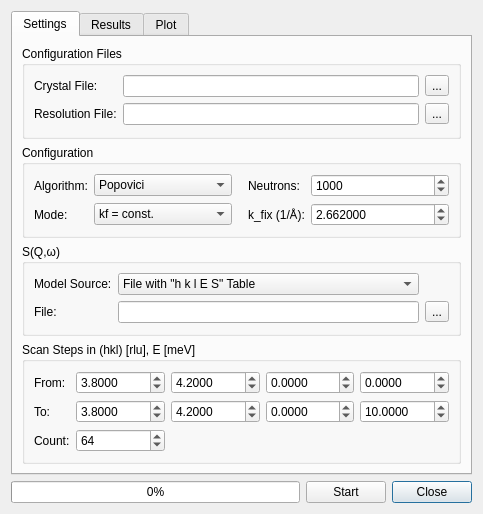
The window that ui/monteconvo.ui (tweber-ill/frm_mirror-takin1) describes before a commit, drawn with Qt 5.
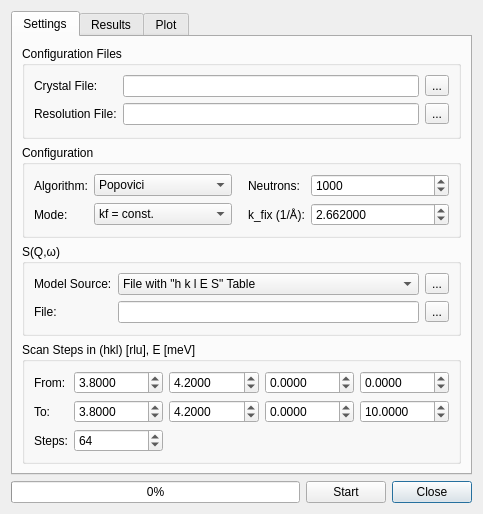
The same window after the commit. Icons and pictures are not drawn. Custom widgets are drawn as their Qt base class.

What changed in the file:
```diff
--- a/ui/monteconvo.ui
+++ b/ui/monteconvo.ui
@@ -335,7 +335,7 @@
              </sizepolicy>
             </property>
             <property name="text">
-             <string>Count:</string>
+             <string>Steps:</string>
             </property>
            </widget>
           </item>
@@ -527,6 +527,16 @@
             </property>
            </widget>
           </item>
+          <item row="0" column="2">
+           <widget class="QToolButton" name="btnSqwParams">
+            <property name="toolTip">
+             <string>Parameters...</string>
+            </property>
+            <property name="text">
+             <string>...</string>
+            </property>
+           </widget>
+          </item>
          </layout>
         </widget>
        </item>
```
Left out of the diff: 7 changed lines with no effect on the pictures.
